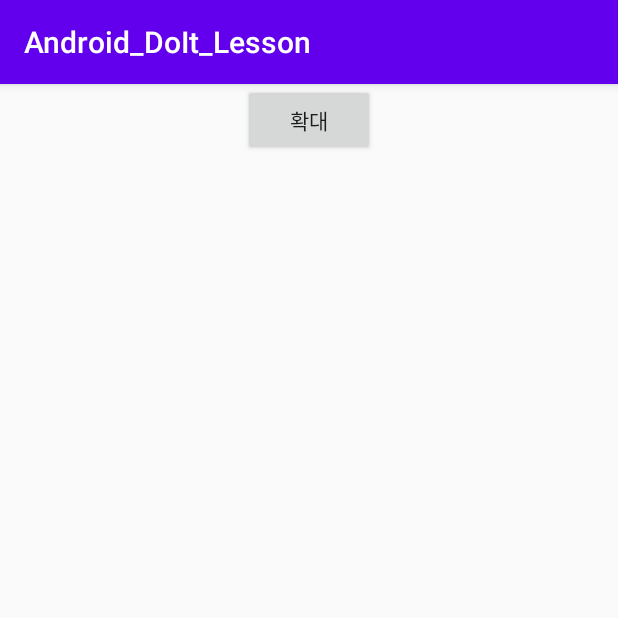
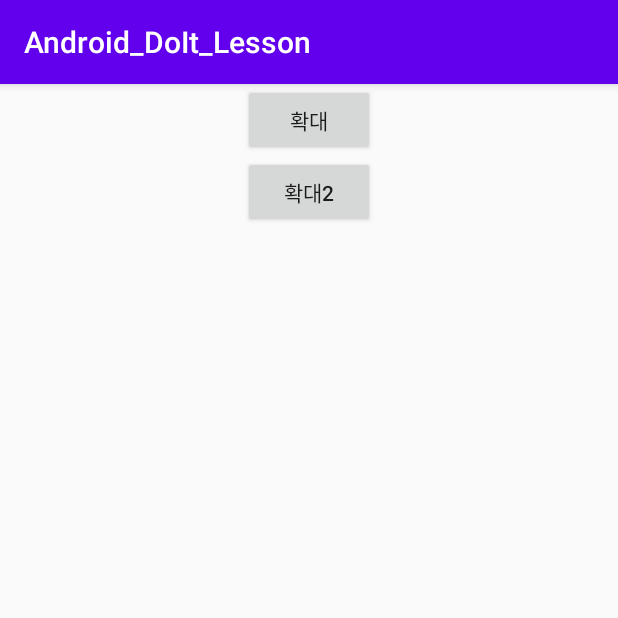
Before and after one commit to corn1200/Android_DoIt_Lesson, an Android app: the screen it shows after launch (MainActivity), on a phone screen of 412 x 824 dp, the top half of it. Run offline under Robolectric (Android 15) with nearby library versions, the phone set to English and light mode, and no system bars.

Commit message:
part02 chapter08 02 animation

```diff
--- a/app/src/main/java/com/example/AndroidDoItLesson/MainActivity.java
+++ b/app/src/main/java/com/example/AndroidDoItLesson/MainActivity.java
@@ -15,12 +15,12 @@ public class MainActivity extends AppCompatActivity {
         super.onCreate(savedInstanceState);
         setContentView(R.layout.activity_main);
 
-        Button button = findViewById(R.id.button);
-        button.setOnClickListener(new View.OnClickListener() {
+        Button button2 = findViewById(R.id.button2);
+        button2.setOnClickListener(new View.OnClickListener() {
             @Override
             public void onClick(View v) {
-                Animation anim = AnimationUtils.loadAnimation(getApplicationContext(), R.anim.scale);
-                v.startAnimation(anim);
+                Animation anim2 = AnimationUtils.loadAnimation(getApplicationContext(), R.anim.scale2);
+                v.startAnimation(anim2);
             }
         });
     }
--- /dev/null
+++ b/app/src/main/res/anim/scale2.xml
@@ -0,0 +1,21 @@
+<?xml version="1.0" encoding="utf-8"?>
+<set xmlns:android="http://schemas.android.com/apk/res/android">
+    <scale
+        android:duration="2500"
+        android:pivotX="50%"
+        android:pivotY="50%"
+        android:fromXScale="1.0"
+        android:fromYScale="1.0"
+        android:toXScale="2.0"
+        android:toYScale="2.0"/>
+
+    <scale
+        android:startOffset="2500"
+        android:duration="2500"
+        android:pivotX="50%"
+        android:pivotY="50%"
+        android:fromXScale="1.0"
+        android:fromYScale="1.0"
+        android:toXScale="0.5"
+        android:toYScale="0.5"/>
+</set>
--- a/app/src/main/res/layout/activity_main.xml
+++ b/app/src/main/res/layout/activity_main.xml
@@ -11,4 +11,11 @@
         android:layout_height="wrap_content"
         android:layout_gravity="center_horizontal"
         android:text="확대" />
+
+    <Button
+        android:id="@+id/button2"
+        android:layout_width="wrap_content"
+        android:layout_height="wrap_content"
+        android:layout_gravity="center_horizontal"
+        android:text="확대2" />
 </LinearLayout>
```
